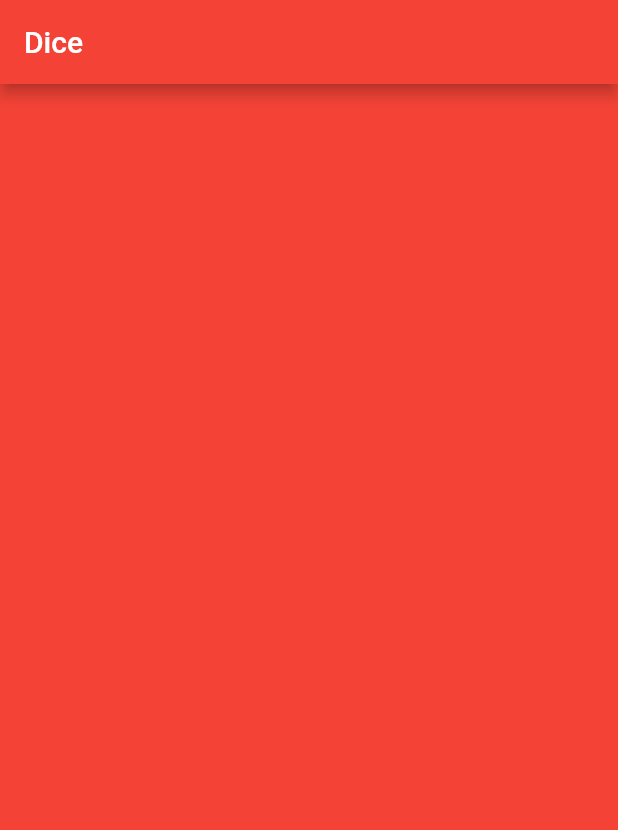
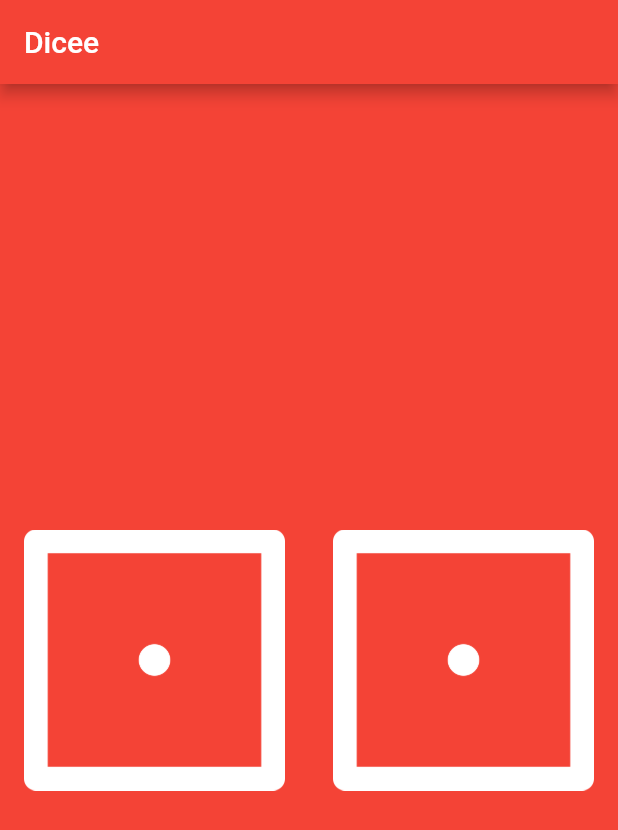
Before and after one commit to HeratUni-CS/dicee-farhadmohammadi190, a Flutter app: the screen it shows after launch, on a phone screen of 412 x 824 dp. Shown: the top 830 px of the screen. Run offline on Flutter 3.47's test engine with Material 2 defaults, Android fonts, the phone set to English and light mode, and no system bars.

Commit message:
first commit

```diff
--- a/lib/main.dart
+++ b/lib/main.dart
@@ -1,23 +1,65 @@
 import 'package:flutter/material.dart';
 
 void main() {
-  runApp(
+  return runApp(
     MaterialApp(
+      debugShowCheckedModeBanner: false,
       home: Scaffold(
         backgroundColor: Colors.red,
         appBar: AppBar(
+          title: Text('Dicee'),
           backgroundColor: Colors.red,
-          title: Text('Dice'),
         ),
-        body: MyApp(),
+        body: DicePage(),
       ),
     ),
   );
 }
 
-class MyApp extends StatelessWidget {
+class DicePage extends StatefulWidget {
+  @override
+  _DicePageState createState() => _DicePageState();
+}
+
+class _DicePageState extends State<DicePage> {
+  int leftDiceNumber = 1;
+  int rightDiceNumber = 1;
+
+  void changeDiceFace() {
+    setState(() {
+      leftDiceNumber = Random().nextInt(6) + 1;
+      rightDiceNumber = Random().nextInt(6) + 1;
+    });
+  }
+
   @override
   Widget build(BuildContext context) {
-    return Container();
+    return Center(
+      child: Row(
+        children: <Widget>[
+          Expanded(
+            child: FlatButton(
+              child: Image.asset(
+                'images/dice$leftDiceNumber.png',
+              ),
+              onPressed: () {
+                changeDiceFace();
+              },
+            ),
+          ),
+          //Get students to create the second die as a challenge
+          Expanded(
+            child: FlatButton(
+              child: Image.asset(
+                'images/dice$rightDiceNumber.png',
+              ),
+              onPressed: () {
+                changeDiceFace();
+              },
+            ),
+          ),
+        ],
+      ),
+    );
   }
 }
```
